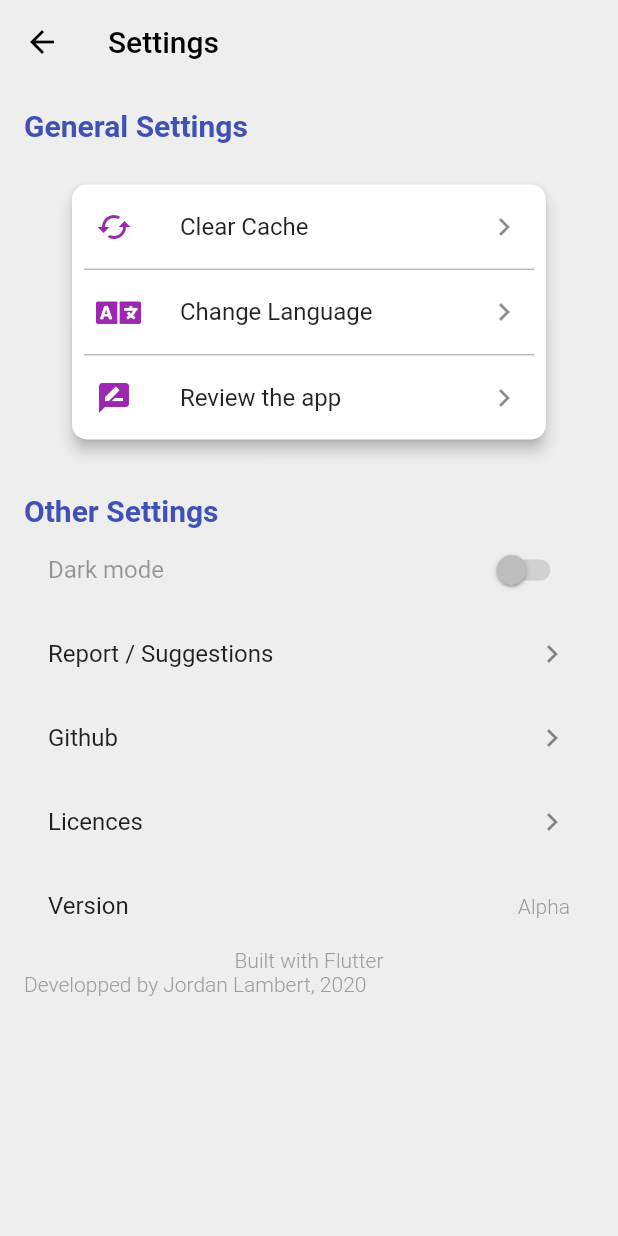
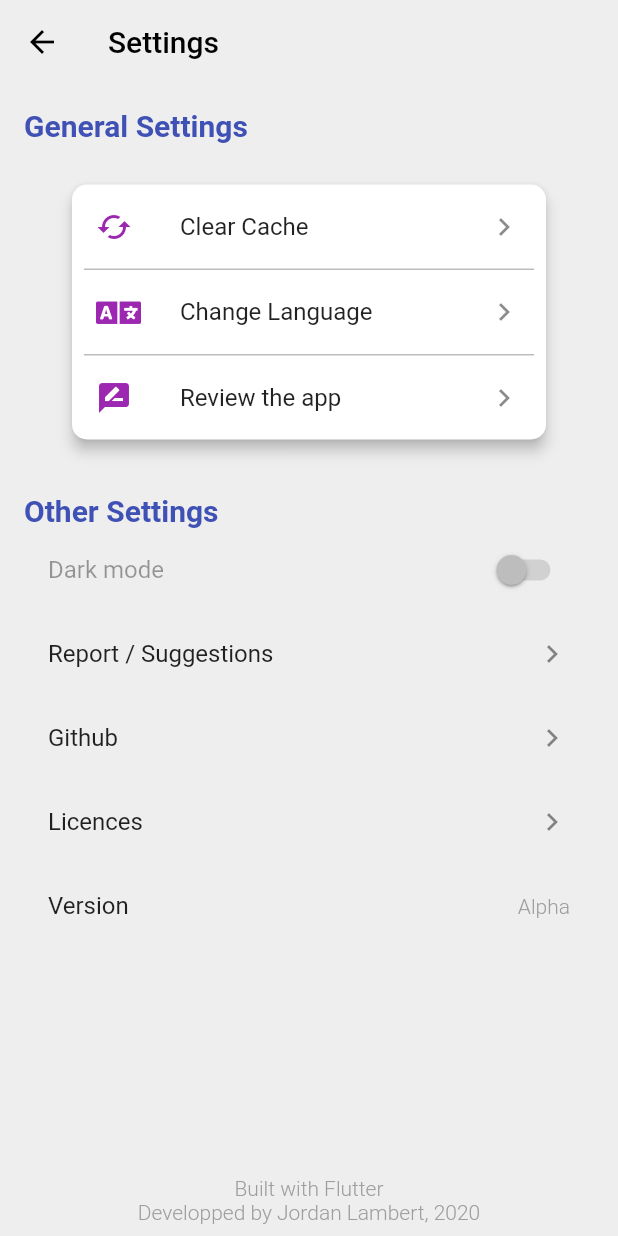
Before and after one commit to Psykotik/championizer_reforged, a Flutter app: the ParameterScreen screen opened directly, on a phone screen of 412 x 824 dp. Run offline on Flutter 3.47's test engine with Material 2 defaults, Android fonts, the phone set to English and light mode, and no system bars; our stand-ins replace cached_network_image, flutter_cache_manager, font_awesome_flutter; missing offline and left inert: animated_dialog_box; network calls fail.

Commit message:
Update parameterScreen.dart

```diff
--- a/lib/ui_view/parameterScreen.dart
+++ b/lib/ui_view/parameterScreen.dart
@@ -149,19 +149,33 @@ class ParameterScreen extends StatelessWidget {
                           fontWeight: FontWeight.w300, color: Colors.grey)),
                   onTap: null,
                 ),
-                Center(
-                  child: Text("Built with Flutter",
+              ],
+            ),
+          ),
+          Positioned.fill(
+            child: Align(
+              alignment: Alignment.bottomCenter,
+              child: Container(
+                width: double.infinity,
+                height: 40,
+                //color: Colors.black,
+                child: Center(
+                  child: Column(
+                    children: <Widget>[
+                      Text("Built with Flutter",
                           style: TextStyle(
                             fontWeight: FontWeight.w300,
                             color: Colors.grey,
                           )),
-                ),
                       Text("Developped by Jordan Lambert, 2020",
                           style: TextStyle(
                               fontWeight: FontWeight.w300, color: Colors.grey)),
                     ],
                   ),
                 ),
+              ),
+            ),
+          )
         ],
       ),
     );
```
Lines whose indentation alone changed are shown as unchanged.
